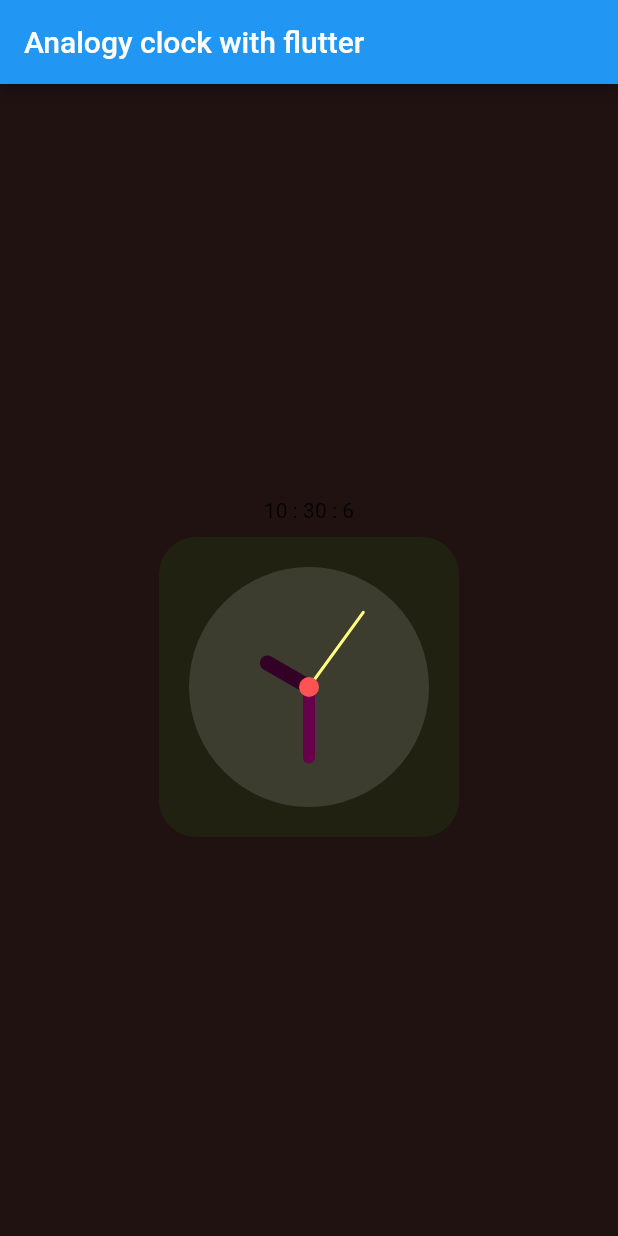
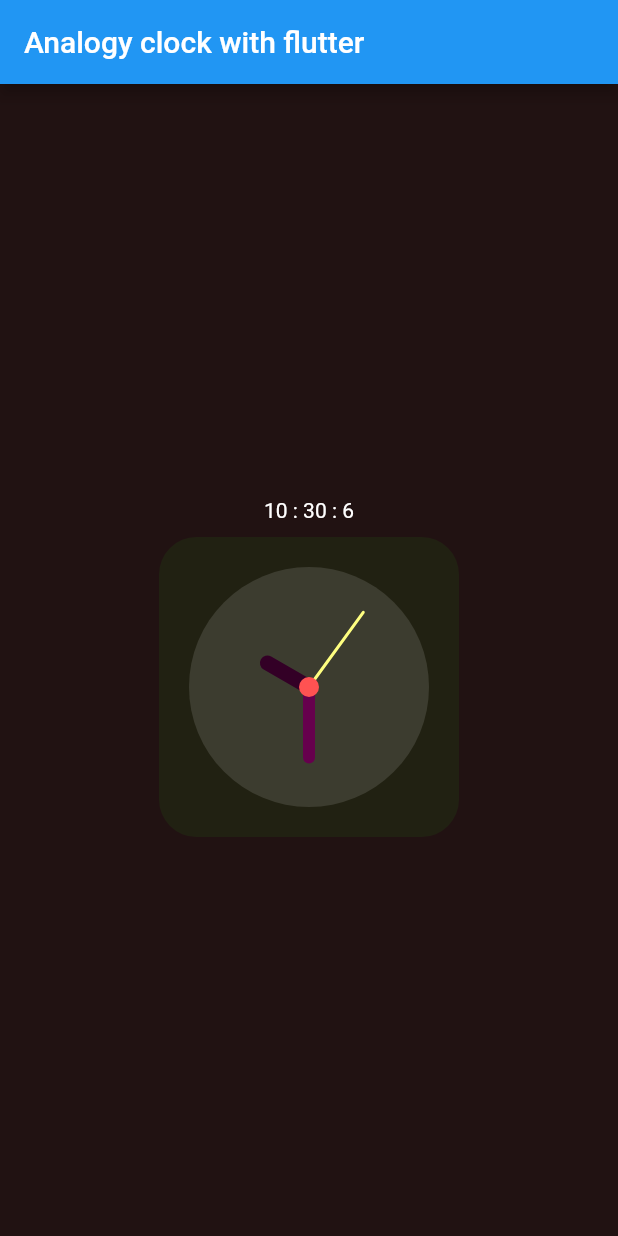
Before and after one commit to Johnconfit/analogicClock_flutter, a Flutter app: the screen it shows after launch, on a phone screen of 412 x 824 dp. Run offline on Flutter 3.47's test engine with Material 2 defaults, Android fonts, the phone set to English and light mode, and no system bars.

Commit message:
Signed-off-by: JohnConfit <wwwconfiance@yahoo.fr>

```diff
--- a/lib/main.dart
+++ b/lib/main.dart
@@ -103,15 +103,20 @@ class _PaintAnalogicClockState extends State<PaintAnalogicClock> {
   @override
   Widget build(BuildContext context) {
     return Column(
-      children: [
+      children: dateheure != null
+          ? [
               // pour bien formater la date on peut utiliser le package intl
               Container(
                   padding: EdgeInsets.all(10.0),
-            child: Text(dateheure!.hour.toString() +
+                  child: Text(
+                    dateheure!.hour.toString() +
                         " : " +
                         dateheure!.minute.toString() +
                         " : " +
-                dateheure!.second.toString())),
+                        dateheure!.second.toString(),
+                    strutStyle: StrutStyle(fontSize: 14),
+                    style: TextStyle(color: Colors.white),
+                  )),
 
               // l'horloge
               Container(
@@ -123,7 +128,8 @@ class _PaintAnalogicClockState extends State<PaintAnalogicClock> {
                   child: CustomPaint(
                     painter: PaintClock(dateheure: dateheure),
                   )),
-      ],
+            ]
+          : [],
     );
   }
 }
@@ -146,6 +152,7 @@ class PaintClock extends CustomPainter {
 
     var centreX = size.width / 2;
     var centreY = size.height / 2;
+
     // le rayon, pour on prend le plus petit entre la longueur et la largeur du canvas / 2 , cequi donne le rayon car width = diametre, pour notre cas je divise par 3
     var radius1cercle = min(size.width, size.height) / 2.5;
     canvas.drawCircle(Offset(centreX, centreY), radius1cercle, paint1erCircle);
@@ -225,7 +232,7 @@ class PaintClock extends CustomPainter {
       ..strokeWidth = 10
       ..style = PaintingStyle.fill;
 
-    // le rayon, pour on prend le plus petit entre la longueur et la largeur du canvas / 2 , cequi donne le rayon car width = diametre, pour notre cas je divise par 3
+    // le rayon du petit cercle du milieu, pour on prend le plus petit entre la longueur et la largeur du canvas / 2 , cequi donne le rayon car width = diametre, pour notre cas je divise par 30
     var radiuspetitcercle = min(size.width, size.height) / 30;
     canvas.drawCircle(
         Offset(centreX, centreY), radiuspetitcercle, paintpetitCircle);
```
Lines whose indentation alone changed are shown as unchanged.
